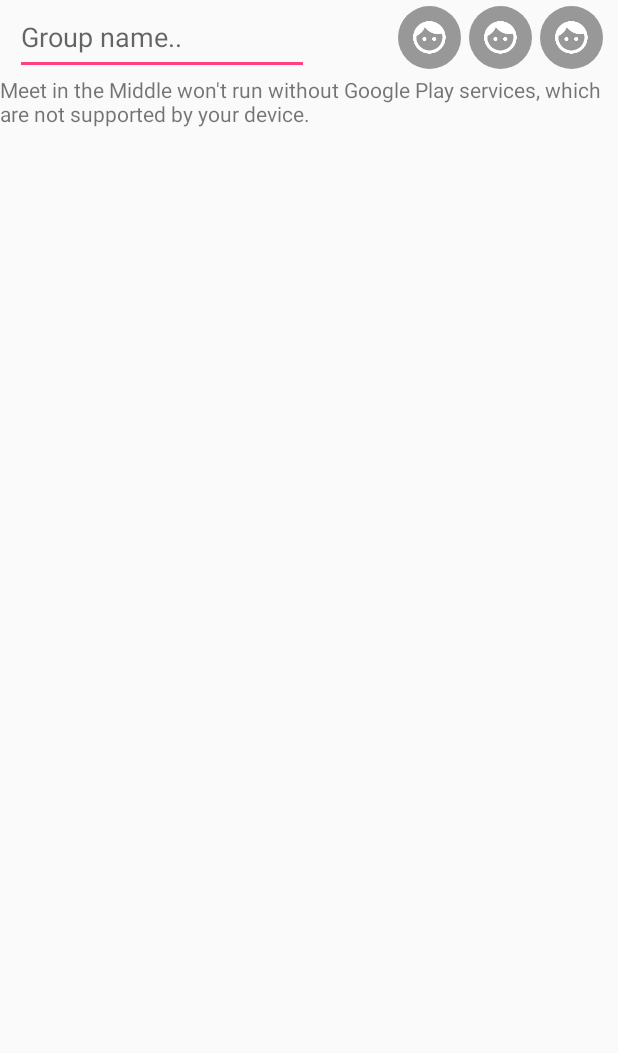
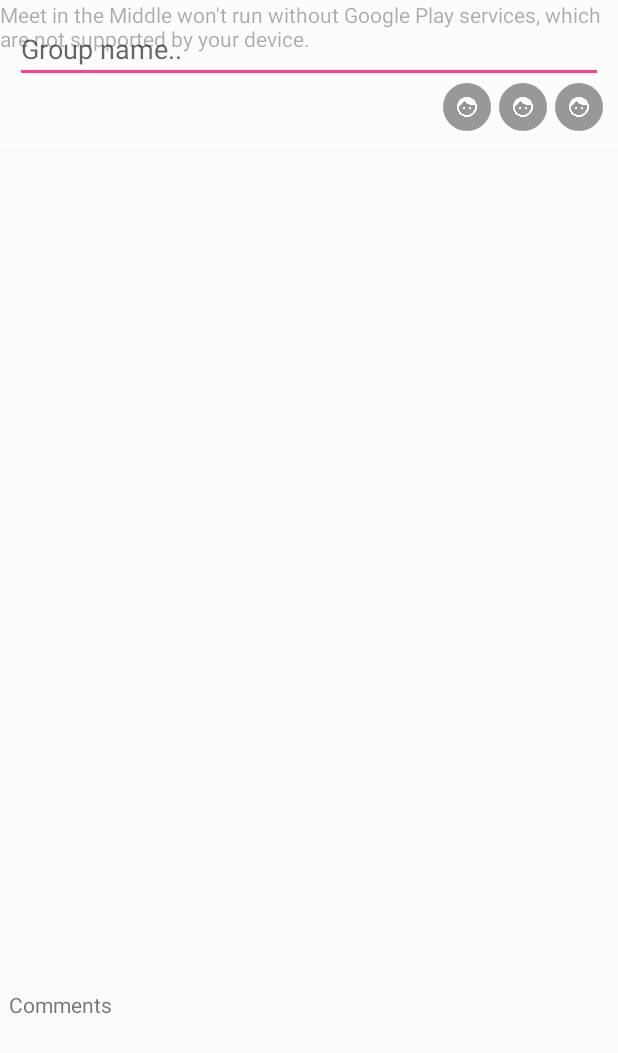
Before and after one commit to eddieberklee/android-meet-in-the-middle, an Android app: the screen it shows after launch (MapsActivity), on a phone screen of 412 x 824 dp. Shown: the top 1053 px of the screen. Run offline under Robolectric (Android 15) with nearby library versions, the phone set to English and light mode, and no system bars; libraries missing offline, so code that uses them is left out: com.compscieddy.eddie_utils; 2 statements that could not run were skipped.

Commit message:
Marker gets updated with current location; layout altered with a comments section

```diff
--- a/app/src/main/java/com/compscieddy/meetinthemiddle/MapsActivity.java
+++ b/app/src/main/java/com/compscieddy/meetinthemiddle/MapsActivity.java
@@ -24,6 +24,7 @@
 import com.google.android.gms.maps.OnMapReadyCallback;
 import com.google.android.gms.maps.SupportMapFragment;
 import com.google.android.gms.maps.model.LatLng;
+import com.google.android.gms.maps.model.Marker;
 import com.google.android.gms.maps.model.MarkerOptions;
 
 public class MapsActivity extends FragmentActivity implements OnMapReadyCallback, LocationListener,
@@ -42,6 +43,7 @@
 
   private LocationManager mLocationManager;
   private GoogleApiClient mGoogleApiClient;
+  private Marker mCurrentMarker;
 
   private Runnable mAnimateCameraRunnable = new Runnable() {
     @Override
@@ -134,6 +136,7 @@
   @Override
   public void onLocationChanged(Location location) {
     lawg.e("onLocationChanged");
+    /*
     double latitude = location.getLatitude();
     double longitude = location.getLongitude();
     mLastKnownCoord.set(latitude, longitude);
@@ -141,6 +144,7 @@
     mMap.addMarker(new MarkerOptions().position(currentLatLng).title("Current Location"));
     mMap.moveCamera(CameraUpdateFactory.newLatLng(currentLatLng));
     mMap.animateCamera(CameraUpdateFactory.zoomIn());
+    */
   }
 
   @Override
@@ -171,7 +175,8 @@
   public void onMapReady(GoogleMap googleMap) {
     mMap = googleMap;
     try {
-      mMap.setMyLocationEnabled(true);
+      // "MyLocation" is the "blue dot" feature for showing the current location and jumping to the location
+//      mMap.setMyLocationEnabled(true);
     } catch (SecurityException se) {
       lawg.e("se: " + se);
     }
@@ -186,7 +191,8 @@
         double longitude = mLastLocation.getLongitude();
         LatLng latLng = new LatLng(latitude, longitude);
         mLastKnownCoord.set(latitude, longitude);
-        mMap.addMarker(new MarkerOptions().position(latLng).title("Current Location"));
+        if (mCurrentMarker != null) mCurrentMarker.remove();
+        mCurrentMarker = mMap.addMarker(new MarkerOptions().position(latLng).title("Current Location"));
       }
     } catch (SecurityException se) {
       lawg.e("se: " + se);
--- a/app/src/main/res/layout/activity_maps.xml
+++ b/app/src/main/res/layout/activity_maps.xml
@@ -1,29 +1,37 @@
-<LinearLayout
+<RelativeLayout
     xmlns:android="http://schemas.android.com/apk/res/android"
-    xmlns:map="http://schemas.android.com/apk/res-auto"
+    xmlns:app="http://schemas.android.com/apk/res-auto"
     xmlns:tools="http://schemas.android.com/tools"
     android:layout_width="match_parent"
-    android:layout_height="match_parent"
-    android:orientation="vertical">
+    android:layout_height="match_parent">
+
+    <fragment android:id="@+id/map"
+              android:layout_above="@+id/bottom_section"
+              android:name="com.google.android.gms.maps.SupportMapFragment"
+              android:layout_width="match_parent"
+              android:layout_height="match_parent"
+              tools:context="com.compscieddy.meetinthemiddle.MapsActivity"/>
 
     <LinearLayout
+        android:id="@+id/top_section"
         android:layout_width="match_parent"
-        android:layout_height="50dp"
-        android:paddingLeft="10dp"
-        android:paddingRight="10dp"
-        android:orientation="horizontal">
+        android:layout_height="wrap_content"
+        android:background="@color/white_transp_40"
+        android:padding="10dp"
+        android:orientation="vertical">
+
         <EditText
-            android:layout_width="0dp"
+            android:layout_width="match_parent"
             android:layout_height="match_parent"
-            android:layout_weight="1"
             android:hint="Group name.."/>
-        <!-- TODO: Refactor layouts so they're not so nested here if possible...the new ConstraintLayout may help? -->
+
         <LinearLayout
-            android:layout_width="0dp"
-            android:layout_height="match_parent"
-            android:layout_weight="1"
+            android:id="@+id/group_members"
+            android:layout_alignTop="@+id/map"
+            android:layout_width="match_parent"
+            android:layout_height="wrap_content"
             android:orientation="horizontal"
-            android:gravity="center_vertical|right">
+            android:gravity="right">
             <ImageView
                 android:layout_width="@dimen/menu_avatar_size"
                 android:layout_height="@dimen/menu_avatar_size"
@@ -43,12 +51,33 @@
                 android:src="@drawable/ic_face_white_48dp"
                 style="@style/MenuAvatarStyle"/>
         </LinearLayout>
+
     </LinearLayout>
 
-    <fragment android:id="@+id/map"
-              android:name="com.google.android.gms.maps.SupportMapFragment"
-              android:layout_width="match_parent"
-              android:layout_height="match_parent"
-              tools:context="com.compscieddy.meetinthemiddle.MapsActivity"/>
+    <RelativeLayout
+        android:id="@+id/bottom_section"
+        android:layout_width="match_parent"
+        android:layout_height="170dp"
+        android:padding="6dp"
+        android:layout_alignParentBottom="true">
+        <LinearLayout
+            android:id="@+id/comments_section"
+            android:layout_toLeftOf="@+id/pictures_section"
+            android:layout_width="match_parent"
+            android:layout_height="match_parent"
+            android:orientation="vertical">
+            <TextView
+                android:layout_width="wrap_content"
+                android:layout_height="wrap_content"
+                android:text="Comments"/>
+        </LinearLayout>
+        <LinearLayout
+            android:id="@+id/pictures_section"
+            android:layout_alignParentRight="true"
+            android:layout_width="200dp"
+            android:layout_height="match_parent"
+            android:orientation="vertical">
+        </LinearLayout>
+    </RelativeLayout>
 
-</LinearLayout>
+</RelativeLayout>
--- a/app/src/main/res/values/dimens.xml
+++ b/app/src/main/res/values/dimens.xml
@@ -1,4 +1,4 @@
 <?xml version="1.0" encoding="utf-8"?>
 <resources>
-    <dimen name="menu_avatar_size">42dp</dimen>
+    <dimen name="menu_avatar_size">32dp</dimen>
 </resources>
```
